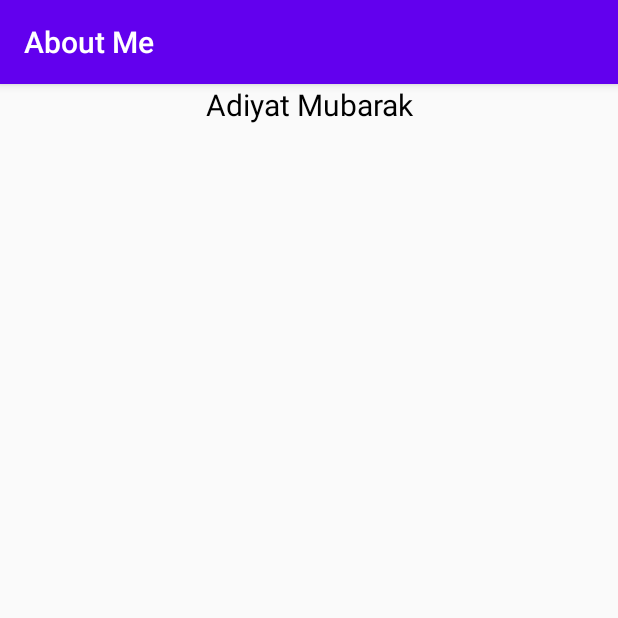
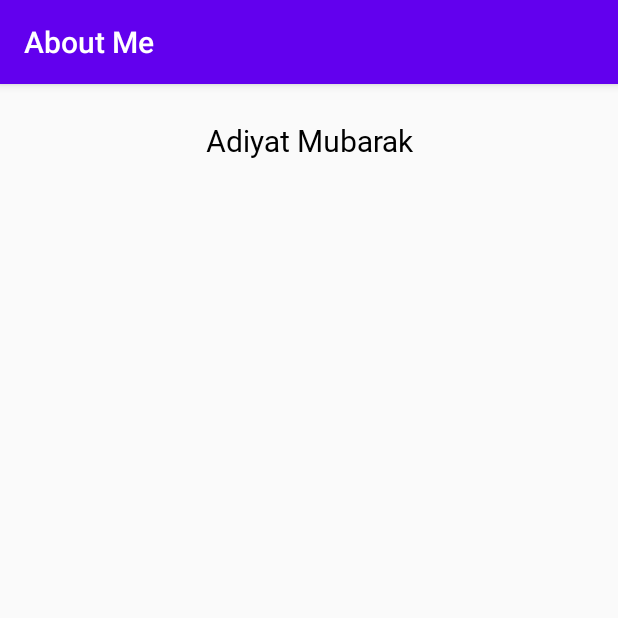
Before and after one commit to Keda87/udacity-android-kotlin, an Android app: the screen it shows after launch (MainActivity), on a phone screen of 412 x 824 dp, the top half of it. Run offline under Robolectric (Android 15) with nearby library versions, the phone set to English and light mode, and no system bars.

Commit message:
Section 2: styling textview

```diff
--- a/AboutMe/app/src/main/res/layout/activity_main.xml
+++ b/AboutMe/app/src/main/res/layout/activity_main.xml
@@ -11,7 +11,5 @@
         android:layout_height="wrap_content"
         android:text="@string/name"
         android:textAlignment="center"
-        android:textAppearance="@style/TextAppearance.AppCompat.Body1"
-        android:textColor="@android:color/black"
-        android:textSize="@dimen/text_size" />
+        style="@style/NameStyle" />
 </LinearLayout>
--- a/AboutMe/app/src/main/res/values/dimens.xml
+++ b/AboutMe/app/src/main/res/values/dimens.xml
@@ -1,4 +1,6 @@
 <?xml version="1.0" encoding="utf-8"?>
 <resources>
     <dimen name="text_size">20sp</dimen>
+    <dimen name="small_padding">8dp</dimen>
+    <dimen name="layout_margin">16dp</dimen>
 </resources>
--- a/AboutMe/app/src/main/res/values/styles.xml
+++ b/AboutMe/app/src/main/res/values/styles.xml
@@ -8,4 +8,12 @@
         <item name="colorAccent">@color/colorAccent</item>
     </style>
 
+    <style name="NameStyle">
+        <item name="android:layout_marginTop">@dimen/layout_margin</item>
+        <item name="android:fontFamily">@font/roboto</item>
+        <item name="android:paddingTop">@dimen/small_padding</item>
+        <item name="android:textColor">@android:color/black</item>
+        <item name="android:textSize">@dimen/text_size</item>
+    </style>
+
 </resources>
```
Also changed, not shown: AboutMe/app/src/main/res/font/roboto.ttf (added).
